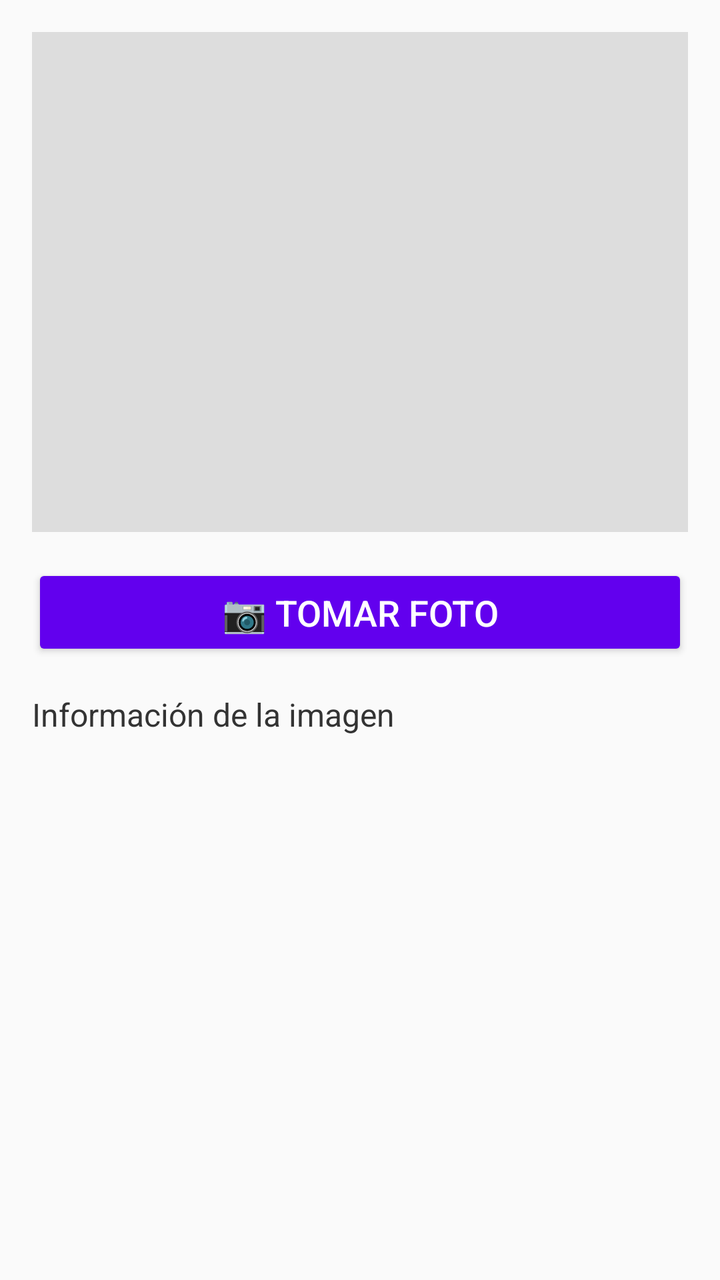
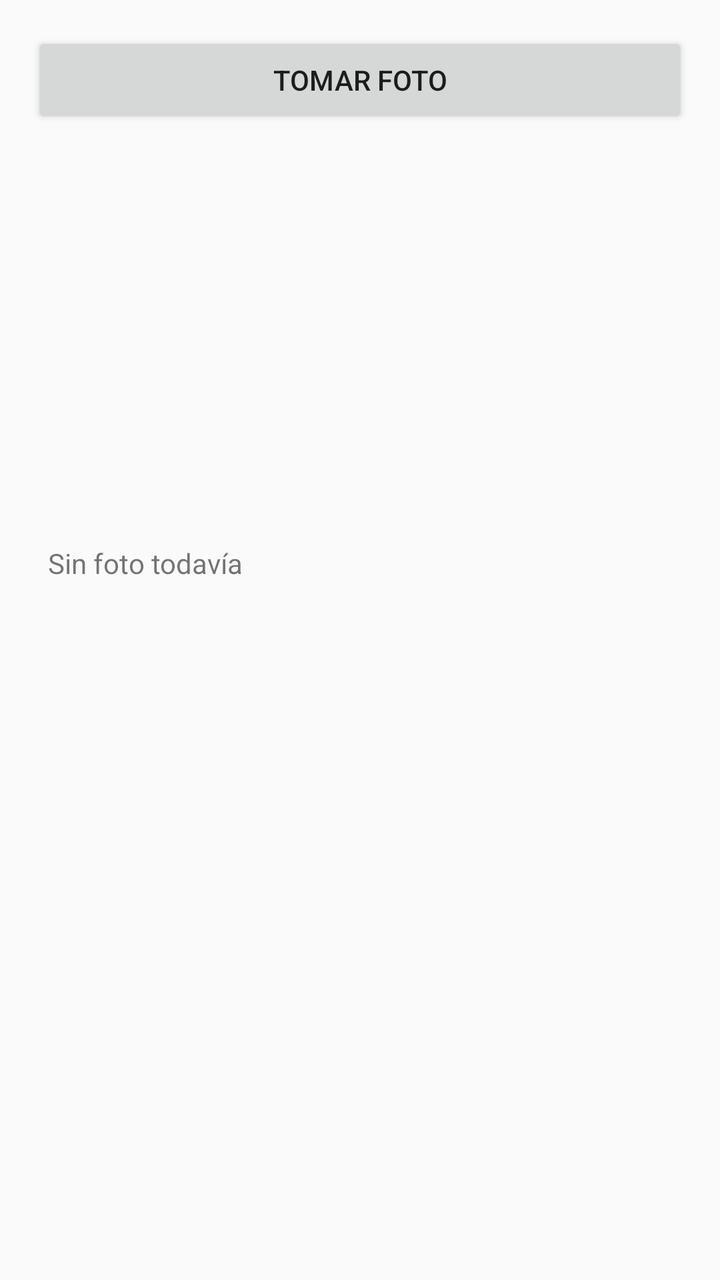

Before-and-after screenshots of an Android layout around one commit, followed by the original layout XML and the change that was made.
<!-- AndroidManifest.xml: application theme Theme.AppCompat.Light.NoActionBar -->
<!-- res/layout/activity_main.xml -->
<?xml version="1.0" encoding="utf-8"?>
<LinearLayout
    xmlns:android="http://schemas.android.com/apk/res/android"
    android:orientation="vertical"
    android:padding="16dp"
    android:layout_width="match_parent"
    android:layout_height="match_parent">

    <ImageView
        android:id="@+id/imageView"
        android:layout_width="match_parent"
        android:layout_height="250dp"
        android:background="#DDDDDD"
        android:scaleType="centerCrop" />

    <Button
        android:id="@+id/captureButton"
        android:text="📷 Tomar Foto"
        android:layout_width="match_parent"
        android:layout_height="wrap_content"
        android:layout_marginTop="16dp"
        android:backgroundTint="#6200EE"
        android:textColor="#FFFFFF"
        android:textSize="18sp"
        android:padding="12dp" />

    <TextView
        android:id="@+id/infoText"
        android:layout_width="match_parent"
        android:layout_height="wrap_content"
        android:text="Información de la imagen"
        android:layout_marginTop="16dp"
        android:textSize="16sp"
        android:textColor="#333333" />

</LinearLayout>
<!-- resources referenced by this layout -->
<resources>

</resources>

<!-- the commit's change to res/layout/activity_main.xml (unified diff, before → after) -->
@@ -1,36 +1,38 @@
 <?xml version="1.0" encoding="utf-8"?>
-<LinearLayout
-    xmlns:android="http://schemas.android.com/apk/res/android"
+<LinearLayout xmlns:android="http://schemas.android.com/apk/res/android"
+    xmlns:app="http://schemas.android.com/apk/res-auto"
     android:orientation="vertical"
     android:padding="16dp"
     android:layout_width="match_parent"
     android:layout_height="match_parent">
 
+    
+    <Button
+        android:id="@+id/captureButton"
+        android:layout_width="match_parent"
+        android:layout_height="wrap_content"
+        android:text="Tomar Foto" />
+
+    
     <ImageView
         android:id="@+id/imageView"
         android:layout_width="match_parent"
-        android:layout_height="250dp"
-        android:background="#DDDDDD"
-        android:scaleType="centerCrop" />
+        android:layout_height="200dp"
+        android:scaleType="centerCrop"
+        android:contentDescription="Vista previa de la foto" />
 
-    <Button
-        android:id="@+id/captureButton"
-        android:text="📷 Tomar Foto"
-        android:layout_width="match_parent"
-        android:layout_height="wrap_content"
-        android:layout_marginTop="16dp"
-        android:backgroundTint="#6200EE"
-        android:textColor="#FFFFFF"
-        android:textSize="18sp"
-        android:padding="12dp" />
-
+    
     <TextView
         android:id="@+id/infoText"
         android:layout_width="match_parent"
         android:layout_height="wrap_content"
-        android:text="Información de la imagen"
-        android:layout_marginTop="16dp"
-        android:textSize="16sp"
-        android:textColor="#333333" />
+        android:text="Sin foto todavía"
+        android:padding="8dp" />
 
+    
+    <androidx.recyclerview.widget.RecyclerView
+        android:id="@+id/rvFotos"
+        android:layout_width="match_parent"
+        android:layout_height="0dp"
+        android:layout_weight="1"/>
 </LinearLayout>
